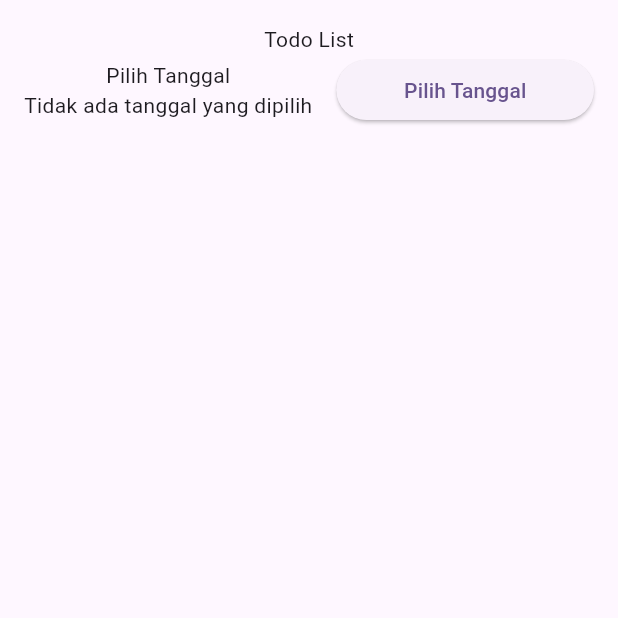
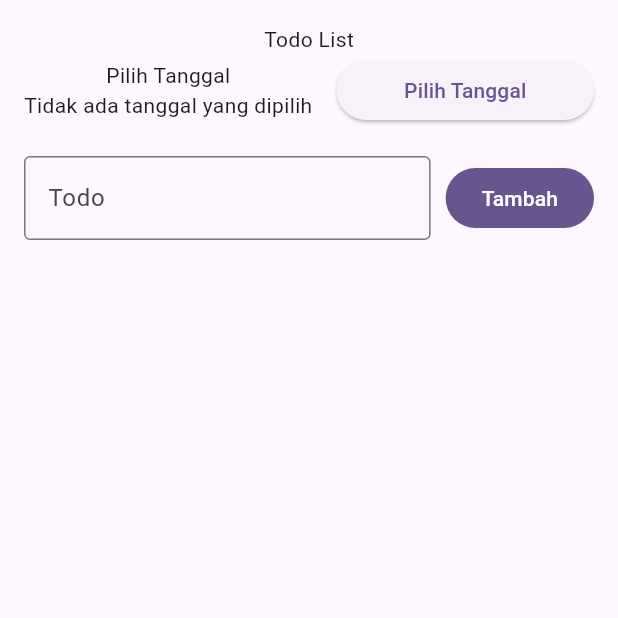
Before and after one commit to azzamaflah/110_TodoBloc, a Flutter app: the TodoPage screen opened directly, on a phone screen of 412 x 824 dp, the top half of it. Run offline on Flutter 3.47's test engine with Material 3 defaults, Android fonts, the phone set to English and light mode, and no system bars; our stand-ins replace bloc, flutter_bloc.

Commit message:
Menambahkan form untuk input Todo dan tombol untuk menambahkan Todo baru

```diff
--- a/lib/todo_page.dart
+++ b/lib/todo_page.dart
@@ -17,8 +17,8 @@ class TodoPage extends StatelessWidget {
             children: [
               Text('Todo List'),
 
-            Row(
-              children: [
+              Row(
+                children: [
                   Column(
                     children: [
                       Text('Pilih Tanggal'),
@@ -59,10 +59,56 @@ class TodoPage extends StatelessWidget {
                     ),
                   ),
                 ],
-            )
+              ),
 
-            ]
-          ),)),
+               SizedBox(height: 20),
+              Form(
+                key: _key,
+                child: Row(
+                  children: [
+                    Expanded(
+                      child: TextFormField(
+                        controller: _controller,
+                        decoration: InputDecoration(
+                          labelText: 'Todo',
+                          border: OutlineInputBorder(),
+                        ),
+                        validator: (value) {
+                          if (value == null || value.isEmpty) {
+                            return 'Masukan data todo';
+                          }
+                          return null;
+                        },
+                      ),
+                    ),
+
+                    SizedBox(width: 10),
+                    FilledButton(
+                      onPressed: () {
+                        if (_key.currentState!.validate()) {
+                          final selectDate = context.read<TodoBloc>().state;
+
+                          if (selectDate is TodoLoaded) {
+                            context.read<TodoBloc>().add(
+                              TodoEventAdd(
+                                title: _controller.text,
+                                date: selectDate.selectDate!,
+                              ),
+                            );
+                            _controller.clear();
+                            selectDate.selectDate = null;
+                          }
+                        }
+                      },
+                      child: Text('Tambah'),
+                    ),
+                  ],
+                ),
+              ),
+            ],
+          ),
+        ),
+      ),
     );
   }
 }
```
